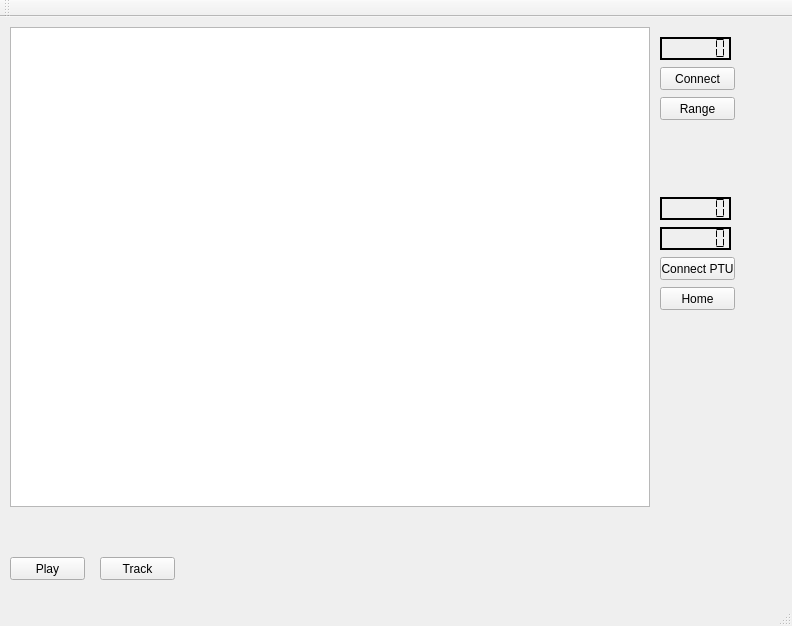
Before: the Qt Designer form TigerTracks/TigerTracks/main_window.ui in jerdman/SeaVipers, drawn with Qt 5.
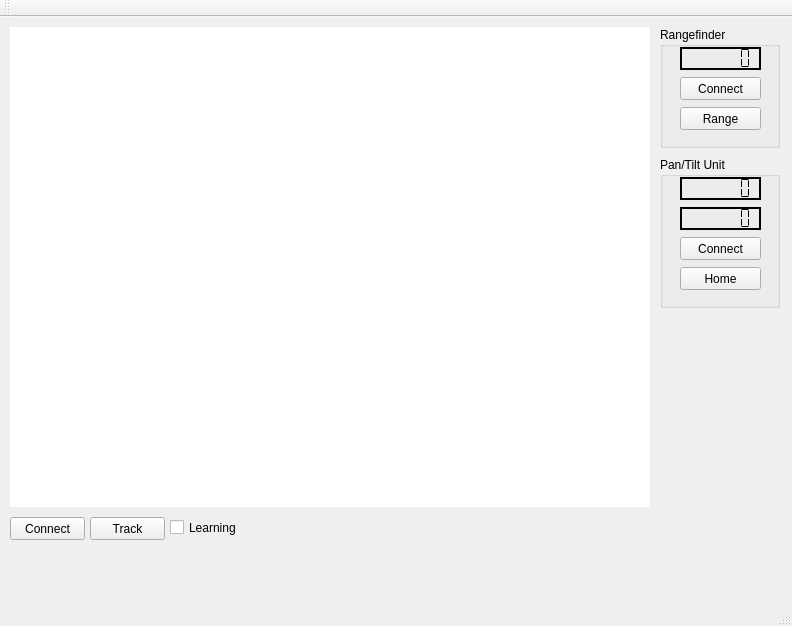
After: the same form once the commit is applied.

Diff of the .ui file:
```diff
--- a/TigerTracks/TigerTracks/main_window.ui
+++ b/TigerTracks/TigerTracks/main_window.ui
@@ -18,20 +18,20 @@
     <property name="geometry">
      <rect>
       <x>10</x>
-      <y>540</y>
+      <y>500</y>
       <width>75</width>
       <height>23</height>
      </rect>
     </property>
     <property name="text">
-     <string>Play</string>
+     <string>Connect</string>
     </property>
    </widget>
    <widget class="QPushButton" name="trackPushButton">
     <property name="geometry">
      <rect>
-      <x>100</x>
-      <y>540</y>
+      <x>90</x>
+      <y>500</y>
       <width>75</width>
       <height>23</height>
      </rect>
@@ -52,6 +52,9 @@
     <property name="cursor" stdset="0">
      <cursorShape>CrossCursor</cursorShape>
     </property>
+    <property name="frameShape">
+     <enum>QFrame::NoFrame</enum>
+    </property>
     <property name="verticalScrollBarPolicy">
      <enum>Qt::ScrollBarAlwaysOff</enum>
     </property>
@@ -62,12 +65,24 @@
      <enum>QGraphicsView::NoDrag</enum>
     </property>
    </widget>
-   <widget class="QLCDNumber" name="lcdRange">
+   <widget class="QGroupBox" name="groupBox">
     <property name="geometry">
      <rect>
       <x>660</x>
-      <y>20</y>
-      <width>71</width>
+      <y>140</y>
+      <width>120</width>
+      <height>151</height>
+     </rect>
+    </property>
+    <property name="title">
+     <string>Pan/Tilt Unit</string>
+    </property>
+    <widget class="QLCDNumber" name="lcdTilt">
+     <property name="geometry">
+      <rect>
+       <x>20</x>
+       <y>50</y>
+       <width>81</width>
       <height>23</height>
      </rect>
     </property>
@@ -90,51 +105,53 @@
      <double>0.000000000000000</double>
     </property>
    </widget>
-   <widget class="QPushButton" name="rangePushButton">
-    <property name="geometry">
-     <rect>
-      <x>660</x>
-      <y>80</y>
-      <width>75</width>
-      <height>23</height>
-     </rect>
-    </property>
-    <property name="text">
-     <string>Range</string>
-    </property>
-   </widget>
-   <widget class="QPushButton" name="connectRFButton">
-    <property name="geometry">
-     <rect>
-      <x>660</x>
-      <y>50</y>
-      <width>75</width>
-      <height>23</height>
-     </rect>
-    </property>
-    <property name="text">
-     <string>Connect</string>
-    </property>
-   </widget>
    <widget class="QPushButton" name="connectPTUButton">
     <property name="geometry">
      <rect>
-      <x>660</x>
-      <y>240</y>
-      <width>75</width>
+       <x>20</x>
+       <y>80</y>
+       <width>81</width>
       <height>23</height>
      </rect>
     </property>
     <property name="text">
-     <string>Connect PTU</string>
+      <string>Connect</string>
+     </property>
+    </widget>
+    <widget class="QLCDNumber" name="lcdPan">
+     <property name="geometry">
+      <rect>
+       <x>20</x>
+       <y>20</y>
+       <width>81</width>
+       <height>23</height>
+      </rect>
+     </property>
+     <property name="frameShape">
+      <enum>QFrame::Box</enum>
+     </property>
+     <property name="frameShadow">
+      <enum>QFrame::Plain</enum>
+     </property>
+     <property name="lineWidth">
+      <number>2</number>
+     </property>
+     <property name="digitCount">
+      <number>6</number>
+     </property>
+     <property name="segmentStyle">
+      <enum>QLCDNumber::Flat</enum>
+     </property>
+     <property name="value" stdset="0">
+      <double>0.000000000000000</double>
     </property>
    </widget>
    <widget class="QPushButton" name="homePushButton">
     <property name="geometry">
      <rect>
-      <x>660</x>
-      <y>270</y>
-      <width>75</width>
+       <x>20</x>
+       <y>110</y>
+       <width>81</width>
       <height>23</height>
      </rect>
     </property>
@@ -142,12 +159,25 @@
      <string>Home</string>
     </property>
    </widget>
-   <widget class="QLCDNumber" name="lcdPan">
+   </widget>
+   <widget class="QGroupBox" name="groupBox_2">
     <property name="geometry">
      <rect>
       <x>660</x>
-      <y>180</y>
-      <width>71</width>
+      <y>10</y>
+      <width>120</width>
+      <height>121</height>
+     </rect>
+    </property>
+    <property name="title">
+     <string>Rangefinder</string>
+    </property>
+    <widget class="QLCDNumber" name="lcdRange">
+     <property name="geometry">
+      <rect>
+       <x>20</x>
+       <y>20</y>
+       <width>81</width>
       <height>23</height>
      </rect>
     </property>
@@ -170,32 +200,44 @@
      <double>0.000000000000000</double>
     </property>
    </widget>
-   <widget class="QLCDNumber" name="lcdTilt">
+    <widget class="QPushButton" name="connectRFButton">
     <property name="geometry">
      <rect>
-      <x>660</x>
-      <y>210</y>
-      <width>71</width>
+       <x>20</x>
+       <y>50</y>
+       <width>81</width>
       <height>23</height>
      </rect>
     </property>
-    <property name="frameShape">
-     <enum>QFrame::Box</enum>
-    </property>
-    <property name="frameShadow">
-     <enum>QFrame::Plain</enum>
-    </property>
-    <property name="lineWidth">
-     <number>2</number>
-    </property>
-    <property name="digitCount">
-     <number>6</number>
+     <property name="text">
+      <string>Connect</string>
+     </property>
+    </widget>
+    <widget class="QPushButton" name="rangePushButton">
+     <property name="geometry">
+      <rect>
+       <x>20</x>
+       <y>80</y>
+       <width>81</width>
+       <height>23</height>
+      </rect>
+     </property>
+     <property name="text">
+      <string>Range</string>
+     </property>
+    </widget>
+   </widget>
+   <widget class="QCheckBox" name="learningCheckBox">
+    <property name="geometry">
+     <rect>
+      <x>170</x>
+      <y>500</y>
+      <width>70</width>
+      <height>21</height>
+     </rect>
     </property>
-    <property name="segmentStyle">
-     <enum>QLCDNumber::Flat</enum>
-    </property>
-    <property name="value" stdset="0">
-     <double>0.000000000000000</double>
+    <property name="text">
+     <string>Learning</string>
     </property>
    </widget>
   </widget>
```
Lines whose indentation alone changed are shown as unchanged.
